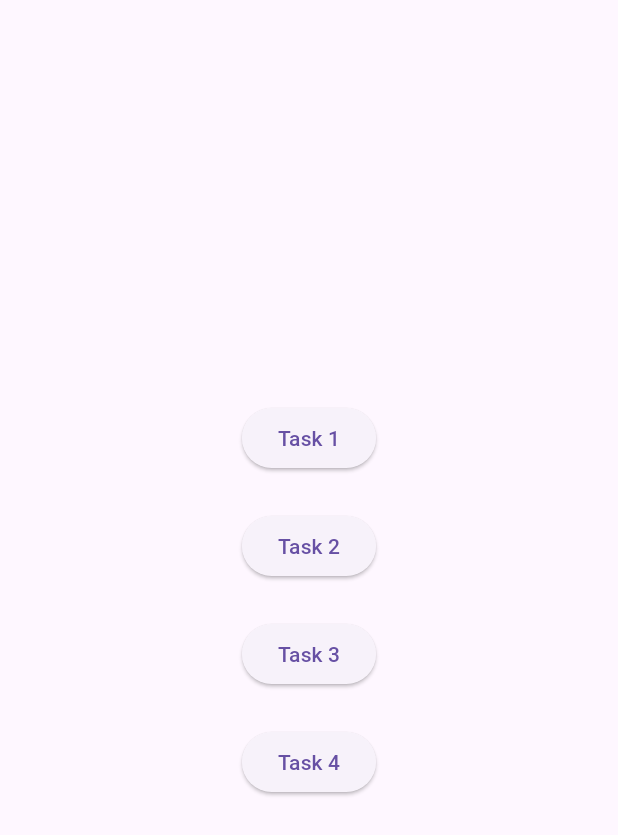
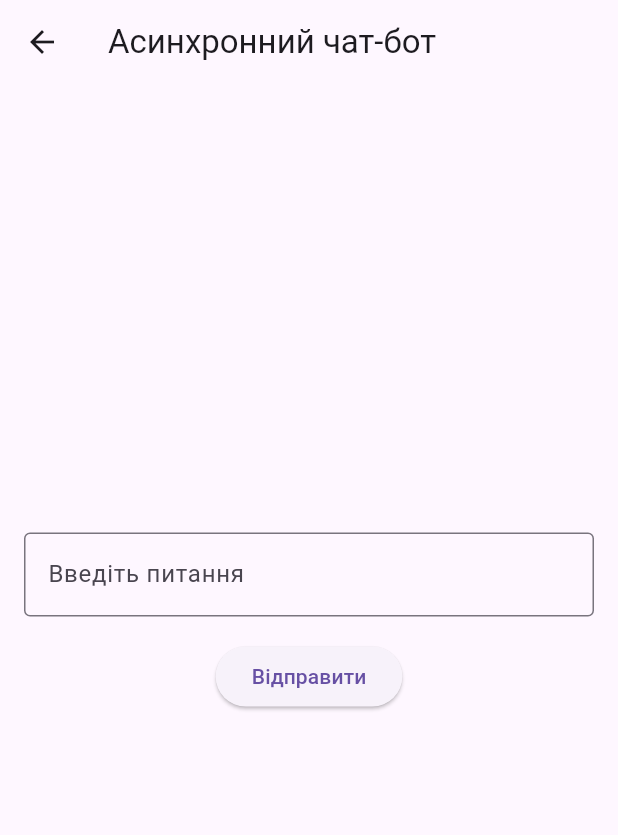
Before and after one commit to ponomarenko24/task13, a Flutter app: the screen it shows after launch, after a tap on "Task 1", on a phone screen of 412 x 824 dp. Shown: the top 835 px of the screen. Run offline on Flutter 3.47's test engine with Material 3 defaults, Android fonts, the light colour scheme and no system bars.

Commit message:
added chat bot screen

```diff
--- /dev/null
+++ b/lib/screens/async_chat_bot_screen.dart
@@ -0,0 +1,83 @@
+import 'dart:async';
+import 'dart:math';
+import 'package:flutter/material.dart';
+
+class AsyncChatBotScreen extends StatefulWidget {
+  const AsyncChatBotScreen({super.key});
+
+  @override
+  AsyncChatBotScreenState createState() => AsyncChatBotScreenState();
+}
+
+class AsyncChatBotScreenState extends State<AsyncChatBotScreen> {
+  final TextEditingController _controller = TextEditingController();
+  String _response = '';
+
+  Future<String> simulateChatResponse(String question) async {
+    int delay = 2000 + Random().nextInt(2000);
+    await Future.delayed(Duration(milliseconds: delay));
+
+    if (question.contains('погано')) {
+      return "Щось пішло не так! Спробуйте ще раз.";
+    }
+
+    if (question.contains('добре')) {
+      return "Я радий, що вам подобається!";
+    }
+
+    if (question.contains('яка погода')) {
+      await Future.delayed(Duration(seconds: 5));
+      int temperature = 15 + Random().nextInt(15);
+      return "Зараз приблизно $temperature°C.";
+    }
+
+    return "Я не знаю відповіді на це питання.";
+  }
+
+  void _getResponse() async {
+    setState(() {
+      _response = "Чекайте відповіді...";
+    });
+
+    try {
+      String result = await simulateChatResponse(_controller.text);
+      setState(() {
+        _response = result;
+      });
+    } catch (e) {
+      setState(() {
+        _response = e.toString();
+      });
+    }
+  }
+
+  @override
+  Widget build(BuildContext context) {
+    return Scaffold(
+      appBar: AppBar(title: Text('Асинхронний чат-бот')),
+      body: Padding(
+        padding: const EdgeInsets.all(16.0),
+        child: Column(
+          mainAxisAlignment: MainAxisAlignment.center,
+          children: [
+            TextField(
+              controller: _controller,
+              decoration: InputDecoration(
+                labelText: 'Введіть питання',
+                border: OutlineInputBorder(),
+              ),
+            ),
+            SizedBox(height: 16),
+            ElevatedButton(onPressed: _getResponse, child: Text('Відправити')),
+            SizedBox(height: 24),
+            Text(
+              _response,
+              style: TextStyle(fontSize: 18),
+              textAlign: TextAlign.center,
+            ),
+          ],
+        ),
+      ),
+    );
+  }
+}
--- a/lib/screens/main_screen.dart
+++ b/lib/screens/main_screen.dart
@@ -1,8 +1,9 @@
 import 'package:flutter/material.dart';
+import 'package:task_13/screens/async_chat_bot_screen.dart';
 
 class MainScreen extends StatelessWidget {
   const MainScreen({super.key});
-  final double spacerHight = 24;
+  final double sizedboxHight = 24;
 
   @override
   Widget build(BuildContext context) {
@@ -11,14 +12,22 @@ class MainScreen extends StatelessWidget {
         child: Column(
           mainAxisAlignment: MainAxisAlignment.center,
           children: [
-            ElevatedButton(onPressed: () {}, child: Text("Task 1")),
-            SizedBox(height: spacerHight),
+            ElevatedButton(
+              onPressed: () {
+                Navigator.push(
+                  context,
+                  MaterialPageRoute(builder: (context) => AsyncChatBotScreen()),
+                );
+              },
+              child: Text("Task 1"),
+            ),
+            SizedBox(height: sizedboxHight),
             ElevatedButton(onPressed: () {}, child: Text("Task 2")),
-            SizedBox(height: spacerHight),
+            SizedBox(height: sizedboxHight),
             ElevatedButton(onPressed: () {}, child: Text("Task 3")),
-            SizedBox(height: spacerHight),
+            SizedBox(height: sizedboxHight),
             ElevatedButton(onPressed: () {}, child: Text("Task 4")),
-            SizedBox(height: spacerHight),
+            SizedBox(height: sizedboxHight),
           ],
         ),
       ),
```
